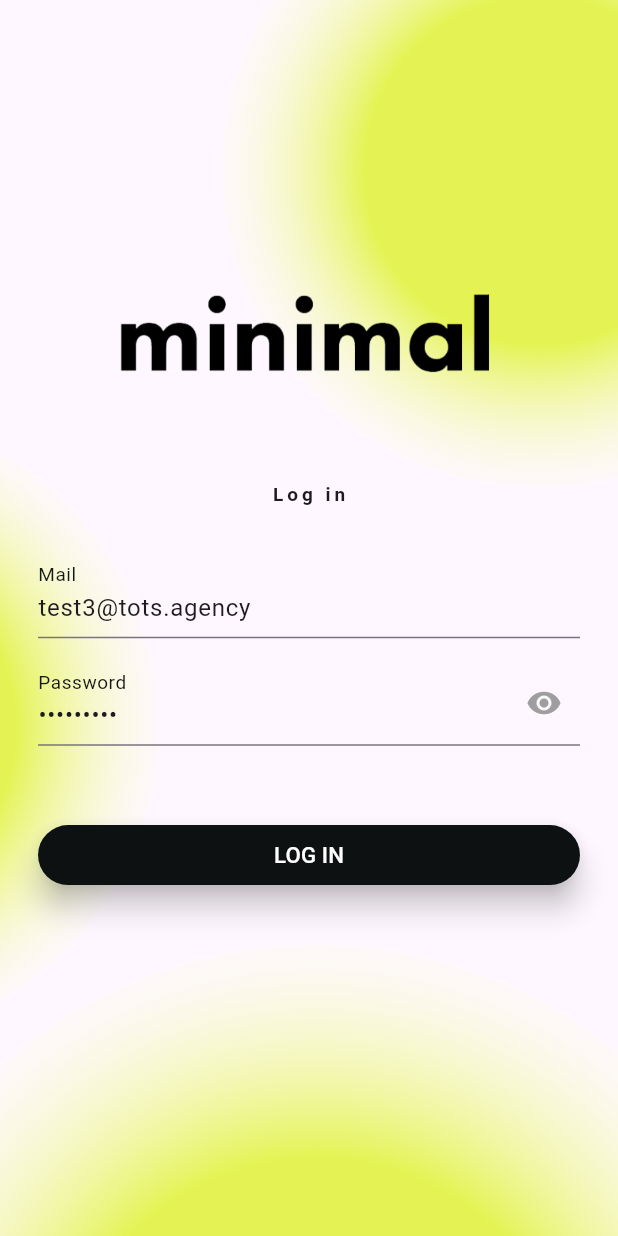
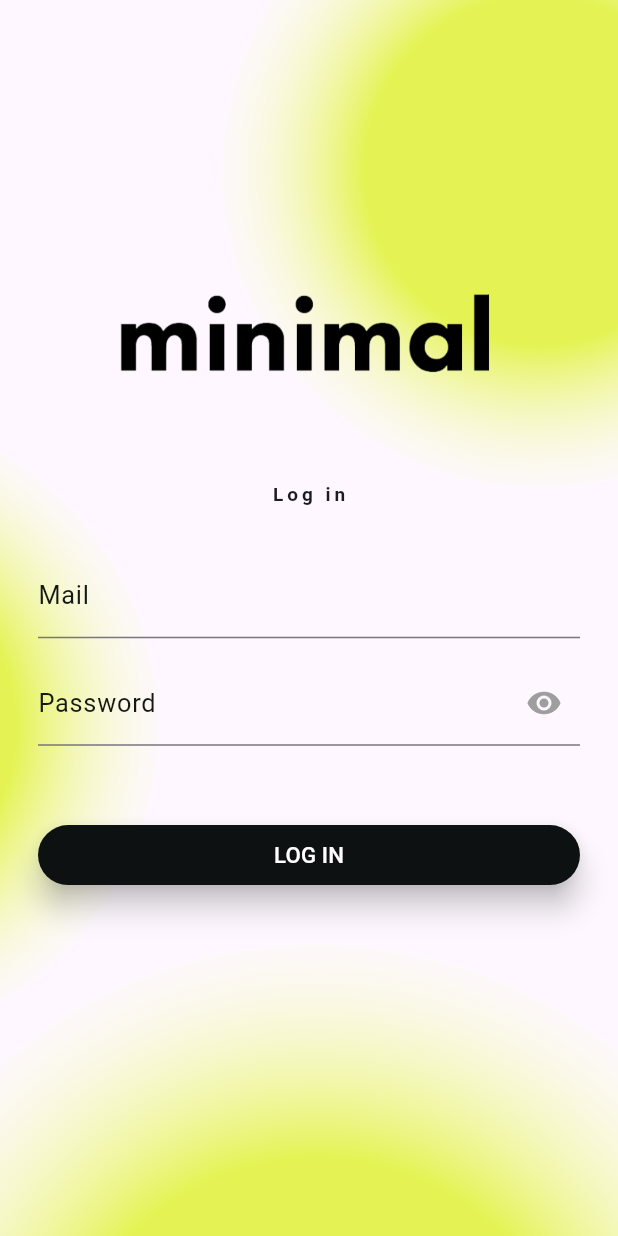
Before and after one commit to Francisperalta05/Minimal, a Flutter app: the screen it shows after launch, on a phone screen of 412 x 824 dp. Run offline on Flutter 3.47's test engine with Material 3 defaults, Android fonts, the phone set to English and light mode, and no system bars; our stand-ins replace bloc, dio, flutter_bloc, image_picker, permission_handler, pull_to_refresh_flutter3 and 2 more; accounts and stored records are empty.

Commit message:
Update login.dart

```diff
--- a/lib/src/screens/authentication/login.dart
+++ b/lib/src/screens/authentication/login.dart
@@ -24,8 +24,8 @@ class _LoginScreenState extends State<LoginScreen> {
 
   @override
   void initState() {
-    _emailController = TextEditingController(text: "test3@tots.agency");
-    _passwordController = TextEditingController(text: "123Qwerty");
+    _emailController = TextEditingController();
+    _passwordController = TextEditingController();
 
     super.initState();
   }
```
